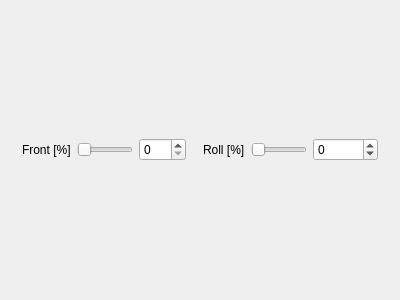
Qt form src/ui/QGCSkyeTestForcePanel.ui (skye-git/qgroundcontrol-old) before a commit.
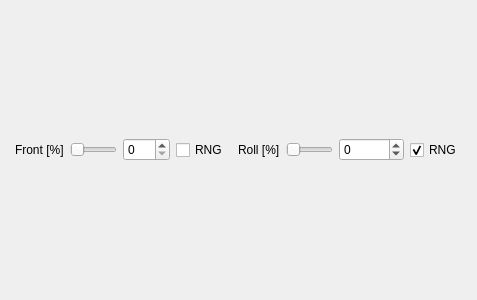
The same form after that commit.

Commit message: added checkboxes to select which forces to randomize

The edit to the form file:
```diff
--- a/src/ui/QGCSkyeTestForcePanel.ui
+++ b/src/ui/QGCSkyeTestForcePanel.ui
@@ -6,7 +6,7 @@
    <rect>
     <x>0</x>
     <y>0</y>
-    <width>400</width>
+    <width>477</width>
     <height>300</height>
    </rect>
   </property>
@@ -57,6 +57,13 @@
      </property>
     </widget>
    </item>
+   <item>
+    <widget class="QCheckBox" name="checkBoxRngForce">
+     <property name="text">
+      <string>RNG</string>
+     </property>
+    </widget>
+   </item>
    <item>
     <spacer name="horizontalSpacer">
      <property name="orientation">
@@ -100,6 +107,16 @@
      </property>
     </widget>
    </item>
+   <item>
+    <widget class="QCheckBox" name="checkBoxRngMoment">
+     <property name="text">
+      <string>RNG</string>
+     </property>
+     <property name="checked">
+      <bool>true</bool>
+     </property>
+    </widget>
+   </item>
    <item>
     <spacer name="horizontalSpacer_1">
      <property name="orientation">
```
The commit also changes 1 other file.
